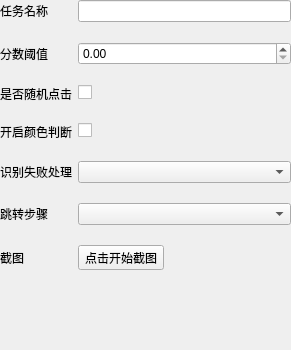
The window that src/ui/typeOpenCVForm/typeopencvform.ui (Ferrarii-430/onmyoji-script) describes before a commit, drawn with Qt 5.
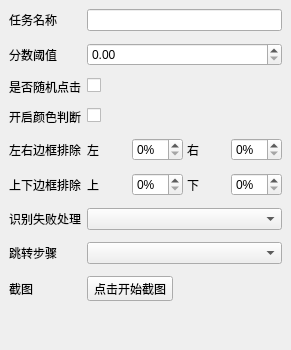
The same window after the commit.

Commit message: [添加识别排除边框，优化循环执行逻辑，优化系统方案稳定性]

```diff
--- a/src/ui/typeOpenCVForm/typeopencvform.ui
+++ b/src/ui/typeOpenCVForm/typeopencvform.ui
@@ -19,19 +19,31 @@
   <property name="windowTitle">
    <string>TypeOpenCVForm</string>
   </property>
-  <widget class="QWidget" name="formLayoutWidget">
-   <property name="geometry">
-    <rect>
-     <x>0</x>
-     <y>0</y>
-     <width>291</width>
-     <height>351</height>
-    </rect>
+  <layout class="QVBoxLayout" name="rootLayout">
+   <property name="leftMargin">
+    <number>0</number>
    </property>
-   <layout class="QFormLayout" name="formLayout">
-    <property name="verticalSpacing">
-     <number>20</number>
-    </property>
+   <property name="topMargin">
+    <number>0</number>
+   </property>
+   <property name="rightMargin">
+    <number>0</number>
+   </property>
+   <property name="bottomMargin">
+    <number>0</number>
+   </property>
+   <item>
+    <widget class="QWidget" name="formLayoutWidget">
+     <property name="sizePolicy">
+      <sizepolicy hsizetype="Expanding" vsizetype="Expanding">
+       <horstretch>0</horstretch>
+       <verstretch>0</verstretch>
+      </sizepolicy>
+     </property>
+     <layout class="QFormLayout" name="formLayout">
+      <property name="verticalSpacing">
+       <number>12</number>
+      </property>
     <item row="0" column="0">
      <widget class="QLabel" name="label">
       <property name="text">
@@ -91,30 +103,166 @@
      </widget>
     </item>
     <item row="4" column="0">
+     <widget class="QLabel" name="excludeLabel">
+      <property name="toolTip">
+       <string>随机点击时排除匹配框左/右两侧的比例区域（0~90%），全 0 不排除</string>
+      </property>
+      <property name="text">
+       <string>左右边框排除</string>
+      </property>
+     </widget>
+    </item>
+    <item row="4" column="1">
+     <layout class="QHBoxLayout" name="excludeLrLayout">
+      <property name="spacing">
+       <number>4</number>
+      </property>
+      <item>
+       <widget class="QLabel" name="excludeLeftLabel">
+        <property name="text">
+         <string>左</string>
+        </property>
+       </widget>
+      </item>
+      <item>
+       <widget class="QDoubleSpinBox" name="excludeLeftBox">
+        <property name="suffix">
+         <string notr="true">%</string>
+        </property>
+        <property name="decimals">
+         <number>0</number>
+        </property>
+        <property name="maximum">
+         <double>90.000000000000000</double>
+        </property>
+        <property name="singleStep">
+         <double>5.000000000000000</double>
+        </property>
+       </widget>
+      </item>
+      <item>
+       <widget class="QLabel" name="excludeRightLabel">
+        <property name="text">
+         <string>右</string>
+        </property>
+       </widget>
+      </item>
+      <item>
+       <widget class="QDoubleSpinBox" name="excludeRightBox">
+        <property name="suffix">
+         <string notr="true">%</string>
+        </property>
+        <property name="decimals">
+         <number>0</number>
+        </property>
+        <property name="maximum">
+         <double>90.000000000000000</double>
+        </property>
+        <property name="singleStep">
+         <double>5.000000000000000</double>
+        </property>
+       </widget>
+      </item>
+     </layout>
+    </item>
+    <item row="5" column="0">
+     <widget class="QLabel" name="excludeTbLabel">
+      <property name="toolTip">
+       <string>随机点击时排除匹配框上/下两侧的比例区域（0~90%），全 0 不排除</string>
+      </property>
+      <property name="text">
+       <string>上下边框排除</string>
+      </property>
+     </widget>
+    </item>
+    <item row="5" column="1">
+     <layout class="QHBoxLayout" name="excludeTbLayout">
+      <property name="spacing">
+       <number>4</number>
+      </property>
+      <item>
+       <widget class="QLabel" name="excludeTopLabel">
+        <property name="text">
+         <string>上</string>
+        </property>
+       </widget>
+      </item>
+      <item>
+       <widget class="QDoubleSpinBox" name="excludeTopBox">
+        <property name="suffix">
+         <string notr="true">%</string>
+        </property>
+        <property name="decimals">
+         <number>0</number>
+        </property>
+        <property name="maximum">
+         <double>90.000000000000000</double>
+        </property>
+        <property name="singleStep">
+         <double>5.000000000000000</double>
+        </property>
+       </widget>
+      </item>
+      <item>
+       <widget class="QLabel" name="excludeBottomLabel">
+        <property name="text">
+         <string>下</string>
+        </property>
+       </widget>
+      </item>
+      <item>
+       <widget class="QDoubleSpinBox" name="excludeBottomBox">
+        <property name="suffix">
+         <string notr="true">%</string>
+        </property>
+        <property name="decimals">
+         <number>0</number>
+        </property>
+        <property name="maximum">
+         <double>90.000000000000000</double>
+        </property>
+        <property name="singleStep">
+         <double>5.000000000000000</double>
+        </property>
+       </widget>
+      </item>
+     </layout>
+    </item>
+    <item row="6" column="0">
      <widget class="QLabel" name="label_5">
       <property name="text">
        <string>识别失败处理</string>
       </property>
      </widget>
     </item>
-    <item row="4" column="1">
+    <item row="6" column="1">
      <widget class="QComboBox" name="opencvErrorHandle"/>
     </item>
-    <item row="6" column="0">
+    <item row="7" column="0">
+     <widget class="QLabel" name="stepInputLabel">
+      <property name="text">
+       <string>跳转步骤</string>
+      </property>
+     </widget>
+    </item>
+    <item row="7" column="1">
+     <widget class="QComboBox" name="stepInputBox"/>
+    </item>
+    <item row="8" column="0">
      <widget class="QLabel" name="label_4">
       <property name="text">
        <string>截图</string>
       </property>
      </widget>
     </item>
-    <item row="6" column="1">
+    <item row="8" column="1">
      <widget class="QToolButton" name="btnCapture">
       <property name="text">
        <string>点击开始截图</string>
       </property>
      </widget>
     </item>
-    <item row="7" column="0" colspan="2">
+    <item row="9" column="0" colspan="2">
      <widget class="QLabel" name="labelPreview">
       <property name="sizePolicy">
        <sizepolicy hsizetype="Expanding" vsizetype="Expanding">
@@ -130,18 +278,10 @@
       </property>
      </widget>
     </item>
-    <item row="5" column="0">
-     <widget class="QLabel" name="stepInputLabel">
-      <property name="text">
-       <string>跳转步骤</string>
-      </property>
-     </widget>
-    </item>
-    <item row="5" column="1">
-     <widget class="QComboBox" name="stepInputBox"/>
-    </item>
    </layout>
-  </widget>
+    </widget>
+   </item>
+  </layout>
  </widget>
  <resources/>
  <connections/>
```
The commit also changes 19 other files.
